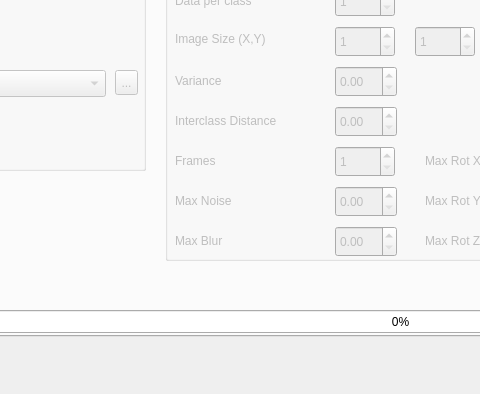
This is src/gui/mainwindow.ui in JdeRobot/cv-MachineLearning as Qt 5 draws it before an edit; both pictures show x 180 to 660 and y 280 to 674 of the 1141 by 674 pixel window. The edited form follows.
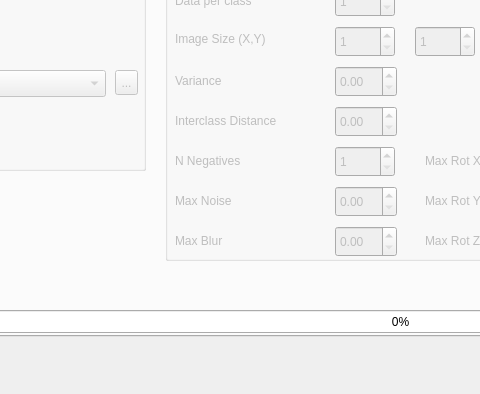
This is the edited form. The open tabs and pages were chosen to show the change.

```diff
--- a/src/gui/mainwindow.ui
+++ b/src/gui/mainwindow.ui
@@ -1627,7 +1627,7 @@
              </rect>
             </property>
             <property name="text">
-             <string>Frames</string>
+             <string>N Negatives</string>
             </property>
            </widget>
            <widget class="QLabel" name="i_label_maxnoise">
```
Left out of the diff: 6 changed lines with no effect on the pictures.
